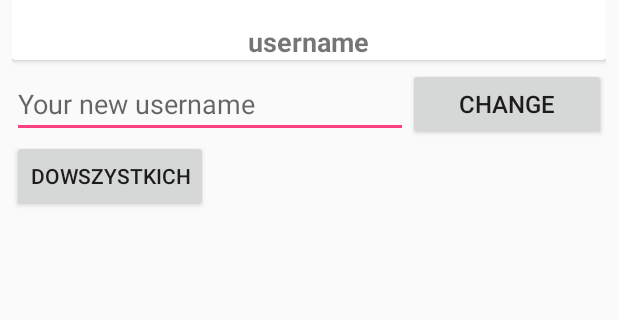
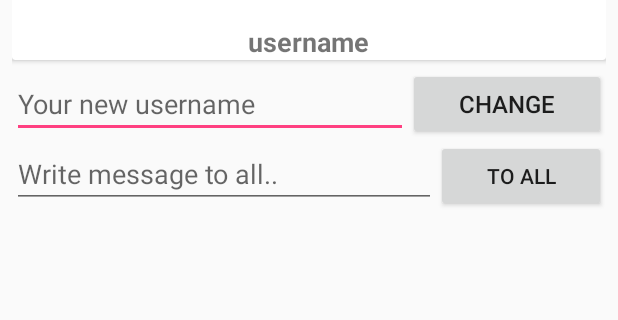
Before and after one commit to HubertLaczak/ChatFirebase, an Android app: the screen it shows after launch once a user with an empty profile is signed in (MainActivity), tab 3 chosen, on a phone screen of 412 x 824 dp, the part 393-713 px from its top. Run offline under Robolectric (Android 15) with nearby library versions, the phone set to English and light mode, and no system bars; our stand-ins replace CircleImageView, Firebase (no records; nobody signed in at launch, a user with empty details on screens opened directly); pictures from the network do not load; 3 statements that could not run were skipped.

```diff
--- a/app/src/main/java/com/example/dell/FirebaseChat/Fragments/ChatsFragment.java
+++ b/app/src/main/java/com/example/dell/FirebaseChat/Fragments/ChatsFragment.java
@@ -30,7 +30,6 @@ public class ChatsFragment extends Fragment {
 
     private RecyclerView recyclerView;
     private UserAdapter userAdapter;
-//    private List<User> mUsers;
     private List<User> mUsers;
 
     FirebaseUser fuser;
@@ -44,7 +43,7 @@ public class ChatsFragment extends Fragment {
 
         recyclerView = view.findViewById(R.id.recycler_view);
         recyclerView.setHasFixedSize(true);
-        recyclerView.setLayoutManager(new LinearLayoutManager(getContext()));
+        recyclerView.setLayoutManager(new LinearLayoutManager(getContext())); //ustawia  lm odpowiedzialny za mierzenie i pozycjonowanie!
 
         fuser = FirebaseAuth.getInstance().getCurrentUser();
         usersList = new ArrayList<>();
--- a/app/src/main/java/com/example/dell/FirebaseChat/Fragments/ProfileFragment.java
+++ b/app/src/main/java/com/example/dell/FirebaseChat/Fragments/ProfileFragment.java
@@ -47,7 +47,6 @@ import static android.app.Activity.RESULT_OK;
 
 public class ProfileFragment extends Fragment {
 
-
     CircleImageView profile_image;
     TextView username;
 
@@ -61,29 +60,19 @@ public class ProfileFragment extends Fragment {
 
 
     Button btnChangeUsername;
-    EditText newUsername;
+    EditText newUsername, etMessageToAll;
     LinearLayout LinearLayout;
-    private String newUsernameString;
 
     Button btn_All;
     List<User> mUsers;
-    final List<User> finalMUsers = mUsers;
 
 
     @Override
     public View onCreateView(LayoutInflater inflater, ViewGroup container,
                              Bundle savedInstanceState) {
         View view = inflater.inflate(R.layout.fragment_profile, container, false);
-//        getActivity().getWindow().setSoftInputMode(WindowManager.LayoutParams.softInputMode.SOFT_INPUT_ADJUST_PAN);
         mUsers = new ArrayList<>();
         readAll();
-
-
-
-
-
-
-
 
         profile_image = view.findViewById(R.id.profile_image);
         username = view.findViewById(R.id.username);
@@ -141,19 +130,20 @@ public class ProfileFragment extends Fragment {
         btn_All.setOnClickListener(new View.OnClickListener() {
             @Override
             public void onClick(View v) {
-                String messageAll = "Ostatni_raz_proba_obiecuje";
+                String messageAll = etMessageToAll.getText().toString();
                 for(int i = 0 ; i<mUsers.size(); i++){
-//                    seeend(fuser.getUid(), mUsers.get(i).getId(), messageAll);
+                    seeend(fuser.getUid(), mUsers.get(i).getId(), messageAll);
                 }
+                etMessageToAll.setText("");
             }
         });
-
+        etMessageToAll = view.findViewById(R.id.etMessageToAll);
         return view;
     }
 
+
     private void readAll() {
-
-        final DatabaseReference databaseReference  = FirebaseDatabase.getInstance().getReference("users");
+        DatabaseReference databaseReference  = FirebaseDatabase.getInstance().getReference("users");
         databaseReference.addValueEventListener(new ValueEventListener() {
             @Override
             public void onDataChange(@NonNull DataSnapshot dataSnapshot) {
@@ -165,43 +155,14 @@ public class ProfileFragment extends Fragment {
 
                 }
             }
-
             @Override
             public void onCancelled(@NonNull DatabaseError databaseError) {
-
             }
         });
     }
 
 
-//    private void readUsers(final String messageAll){
-//
-//        final DatabaseReference databaseReference  = FirebaseDatabase.getInstance().getReference("users");
-//        mUsers = new ArrayList<>();
-//        databaseReference.addValueEventListener(new ValueEventListener() {
-//            @Override
-//            public void onDataChange(@NonNull DataSnapshot dataSnapshot) {
-//                for (DataSnapshot snapshot : dataSnapshot.getChildren()){
-//                    User user = snapshot.getValue(User.class);
-//                    if(!user.getId().equals(fuser.getUid())){
-//                        mUsers.add(user);
-////                        seeend(fuser.getUid(), user.getId(), messageAll);
-//                    }
-//
-//                }
-//            }
-//
-//            @Override
-//            public void onCancelled(@NonNull DatabaseError databaseError) {
-//
-//            }
-//        });
-//
-//
-//    }
-
     private void seeend(String MyId, final String Usersid, String messageAll){
-//        Toast.makeText(getContext(), messageAll, Toast.LENGTH_SHORT).show();
         DatabaseReference reference = FirebaseDatabase.getInstance().getReference();
         HashMap<String,Object> hashMap = new HashMap<>();
         hashMap.put("sender", MyId);
--- a/app/src/main/java/com/example/dell/FirebaseChat/MainActivity.java
+++ b/app/src/main/java/com/example/dell/FirebaseChat/MainActivity.java
@@ -50,6 +50,17 @@ public class MainActivity extends AppCompatActivity {
         findViewByID();
     }
 
+    @Override
+    protected void onResume() {
+        super.onResume();
+        status("online");
+    }
+
+    @Override
+    protected void onPause() {
+        super.onPause();
+        status("offline");
+    }
 
     private void findViewByID() {
         Toolbar toolbar = findViewById(R.id.toolbar);
@@ -76,14 +87,13 @@ public class MainActivity extends AppCompatActivity {
 
             @Override
             public void onCancelled(@NonNull DatabaseError databaseError) {
-
             }
         });
 
         TabLayout tabLayout = findViewById(R.id.tab_layout);
         ViewPager viewPager = findViewById(R.id.view_pager);
 
-        ViewPagerAdapter viewPagerAdapter = new ViewPagerAdapter(getSupportFragmentManager());
+        ViewPagerAdapter viewPagerAdapter = new ViewPagerAdapter(getSupportFragmentManager()); //Return the FragmentManager for interacting with fragments associated with this activity.
         viewPagerAdapter.addFragment(new ChatsFragment(), "Chat");
         viewPagerAdapter.addFragment(new UsersFragment(), "Users");
         viewPagerAdapter.addFragment(new ProfileFragment(), "Profile");
@@ -126,25 +136,6 @@ public class MainActivity extends AppCompatActivity {
         }
     }
 
-
-    @Override
-    public boolean onCreateOptionsMenu(Menu menu) {
-        getMenuInflater().inflate(R.menu.menu, menu);
-        return true;
-    }
-
-    @Override
-    public boolean onOptionsItemSelected(MenuItem item) {
-        switch (item.getItemId()){
-
-            case R.id.logout:
-                FirebaseAuth.getInstance().signOut();
-                startActivity(new Intent(MainActivity.this, StartActivity.class).setFlags(Intent.FLAG_ACTIVITY_CLEAR_TOP));
-                return true;
-        }
-        return false;
-    }
-
     private void status(String status){
         reference = FirebaseDatabase.getInstance().getReference("users").child(firebaseUser.getUid());
         HashMap<String,Object> hashMap = new HashMap<>();
@@ -154,14 +145,18 @@ public class MainActivity extends AppCompatActivity {
     }
 
     @Override
-    protected void onResume() {
-        super.onResume();
-        status("online");
+    public boolean onCreateOptionsMenu(Menu menu) {
+        getMenuInflater().inflate(R.menu.menu, menu);
+        return true;
     }
-
     @Override
-    protected void onPause() {
-        super.onPause();
-        status("offline");
+    public boolean onOptionsItemSelected(MenuItem item) {
+        switch (item.getItemId()){
+            case R.id.logout:
+                FirebaseAuth.getInstance().signOut();
+                startActivity(new Intent(MainActivity.this, StartActivity.class).setFlags(Intent.FLAG_ACTIVITY_CLEAR_TOP));
+                return true;
+        }
+        return false;
     }
 }
--- a/app/src/main/java/com/example/dell/FirebaseChat/StartActivity.java
+++ b/app/src/main/java/com/example/dell/FirebaseChat/StartActivity.java
@@ -13,7 +13,6 @@ import com.google.firebase.auth.FirebaseUser;
 public class StartActivity extends AppCompatActivity {
 
     Button login, register;
-
     FirebaseUser firebaseUser ;
 
     @Override
@@ -35,10 +34,10 @@ public class StartActivity extends AppCompatActivity {
         login = findViewById(R.id.login);
         register = findViewById(R.id.register);
     }
-
+    //autologowanie
     public void checkIfLoged(){
         firebaseUser = FirebaseAuth.getInstance().getCurrentUser();
-        if(firebaseUser != null){ //autologowanie :)
+        if(firebaseUser != null){
             Intent intent = new Intent(StartActivity.this, MainActivity.class);
             startActivity(intent);
             finish();
--- a/app/src/main/res/layout/fragment_profile.xml
+++ b/app/src/main/res/layout/fragment_profile.xml
@@ -77,12 +77,26 @@
                 android:id="@+id/btnChangeUsername"
                 android:layout_gravity="center"/>
             </LinearLayout>
+            <LinearLayout
+                android:layout_width="match_parent"
+                android:layout_height="wrap_content">
 
-            <Button
-                android:layout_width="wrap_content"
-                android:layout_height="wrap_content"
-                android:text="DoWszystkich"
-                android:id="@+id/btn_All"/>
+
+                <EditText
+                    android:layout_width="0dp"
+                    android:layout_height="wrap_content"
+                    android:layout_weight="5"
+                    android:hint="Write message to all.."
+                    android:id="@+id/etMessageToAll"/>
+                <Button
+                    android:layout_width="0dp"
+                    android:layout_height="wrap_content"
+                    android:text="To all"
+                    android:id="@+id/btn_All"
+                    android:layout_weight="2"/>
+
+            </LinearLayout>
+
 
 
     </LinearLayout>
```
Also changed, not shown: app/src/main/java/com/example/dell/FirebaseChat/Adapter/MessageAdapter.java (+0 -22 lines), app/src/main/java/com/example/dell/FirebaseChat/MessageActivity.java (+37 -39 lines), app/src/main/java/com/example/dell/FirebaseChat/RegisterActivity.java (+8 -5 lines).
